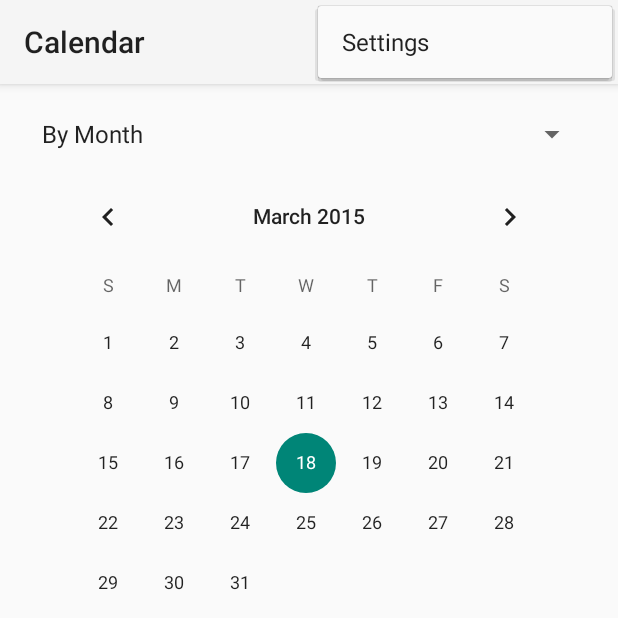
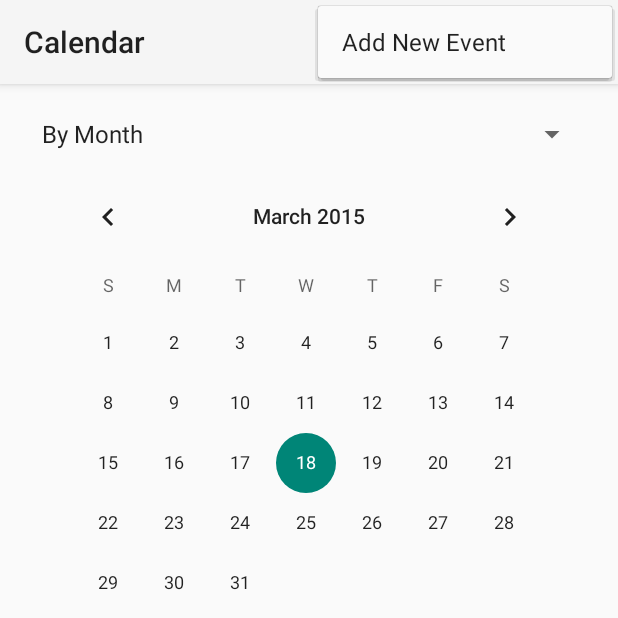
Before and after one commit to fpurif/studcal, an Android app: the screen it shows after launch (MainActivity), with the options menu open, on a phone screen of 412 x 824 dp, the top half of it. Run offline under Robolectric (Android 15) with nearby library versions, the phone set to English and light mode, and no system bars.

Commit message:
add event; dropdown view edits

```diff
--- a/Calendar/app/src/main/java/com/paulinefran/calendar/CustomOnItemSelectedListener.java
+++ b/Calendar/app/src/main/java/com/paulinefran/calendar/CustomOnItemSelectedListener.java
@@ -11,9 +11,30 @@ public class CustomOnItemSelectedListener implements OnItemSelectedListener{
 	public void onItemSelected(AdapterView<?> parent, View view, int pos,
             long id) {
 
-        Toast.makeText(parent.getContext(),
+        /*Toast.makeText(parent.getContext(),
                 "On Item Select : \n" + parent.getItemAtPosition(pos).toString(),
-                Toast.LENGTH_LONG).show();
+                Toast.LENGTH_LONG).show(); */
+
+        if (new String("By Day").equals(parent.getItemAtPosition(pos).toString())) {
+            //Insert Daily view here
+            Toast.makeText(parent.getContext(),
+                    "By Day TEST",
+                    Toast.LENGTH_LONG).show();
+        }
+        else if (new String("By Week").equals(parent.getItemAtPosition(pos).toString())) {
+            //Weekly view
+                Toast.makeText(parent.getContext(),
+                        "By Week TEST",
+                        Toast.LENGTH_LONG).show();
+            }
+        else{
+            //Monthly view
+                Toast.makeText(parent.getContext(),
+                        "By Month TEST",
+                        Toast.LENGTH_LONG).show();
+                }
+
+
     }
 
     @Override
--- a/Calendar/app/src/main/res/layout/activity_main.xml
+++ b/Calendar/app/src/main/res/layout/activity_main.xml
@@ -20,7 +20,8 @@
             android:layout_height="wrap_content"
             android:layout_weight="1"
             android:entries="@array/calendarview_options"
-            android:prompt="@string/by_month" />
+            android:prompt="@string/by_month"
+            android:focusable="false" />
 
 
     </LinearLayout>
@@ -29,6 +30,9 @@
         android:id="@+id/calendarmonth"
         android:layout_margin = "10dp"
         android:layout_width="match_parent"
-        android:layout_height="match_parent" />
+        android:layout_height="match_parent"
+        android:showWeekNumber="false"
+        android:longClickable="true"
+        android:clickable="true" />
 
 </LinearLayout>
--- a/Calendar/app/src/main/res/values/strings.xml
+++ b/Calendar/app/src/main/res/values/strings.xml
@@ -3,7 +3,7 @@
 
     <string name="app_name">Calendar</string>
     <string name="hello_world">Hello world!</string>
-    <string name="action_settings">Settings</string>
+    <string name="action_settings">Add New Event</string>
 
     <string-array name="calendarview_options">
         <item>By Month</item>
@@ -13,6 +13,6 @@
 
     <string name="by_month">By Month</string>
     <string name="title_activity_sem_menu">MainActivity</string>
-    <string name="title_activity_add_sem">AddSemActivity</string>
+    <string name="title_activity_add_sem">New Semester</string>
 
 </resources>
```
Also changed, not shown: Calendar/app/src/main/java/com/paulinefran/calendar/MainActivity.java (+44 -7 lines), Calendar/app/src/main/res/layout/daily_view.xml (line endings or trailing spaces), 11 other files.
